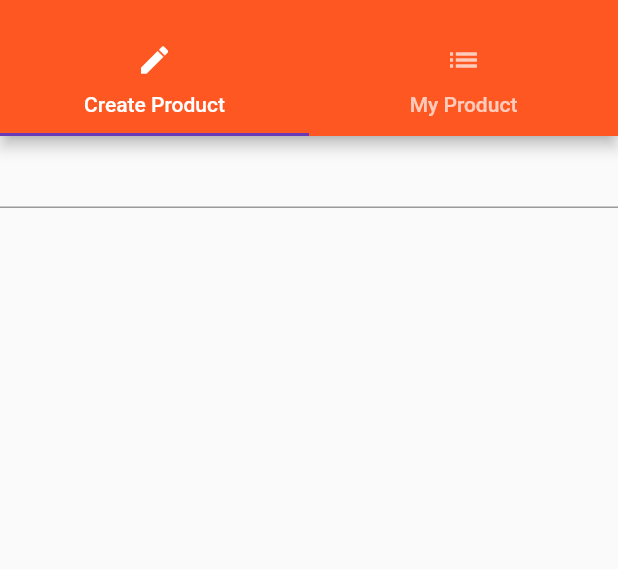
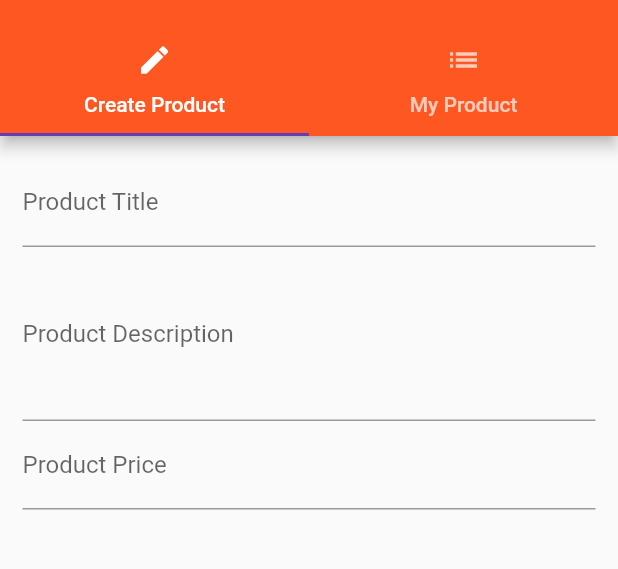
Before and after one commit to arifpurwandaru/flutter_course, a Flutter app: the ProductAdmin screen opened by its route, on a phone screen of 412 x 824 dp, the part 59-628 px from its top. Run offline on Flutter 3.47's test engine with Material 2 defaults, Android fonts, the phone set to English and light mode, and no system bars.

Commit message:
90. Styling Text Fields

```diff
--- a/lib/pages/product_create.dart
+++ b/lib/pages/product_create.dart
@@ -8,20 +8,42 @@ class ProductCreatePage extends StatefulWidget {
 }
 
 class _ProductCreatePageStage extends State<ProductCreatePage> {
-  String strVal = '';
+  String titleValue;
+  String descriptionValue;
+  double price;
+
   @override
   Widget build(BuildContext context) {
-    return Column(
+    return Container(margin: EdgeInsets.all(15.0),
+        child: Column(
           children: <Widget>[
             TextField(
+              decoration: InputDecoration(labelText: 'Product Title'),
               onChanged: (String val) {
                 setState(() {
-              strVal = val;
+                  titleValue = val;
                 });
               },
             ),
-        Text(strVal)
+            TextField(
+              decoration: InputDecoration(labelText: 'Product Description'),
+              maxLines: 4,
+              onChanged: (String val) {
+                setState(() {
+                  descriptionValue = val;
+                });
+              },
+            ),
+            TextField(
+              decoration: InputDecoration(labelText: 'Product Price'),
+              keyboardType: TextInputType.number,
+              onChanged: (String val) {
+                setState(() {
+                  price = double.parse(val);
+                });
+              },
+            ),
           ],
-    );
+    ));
   }
 }
```
Lines whose indentation alone changed are shown as unchanged.
